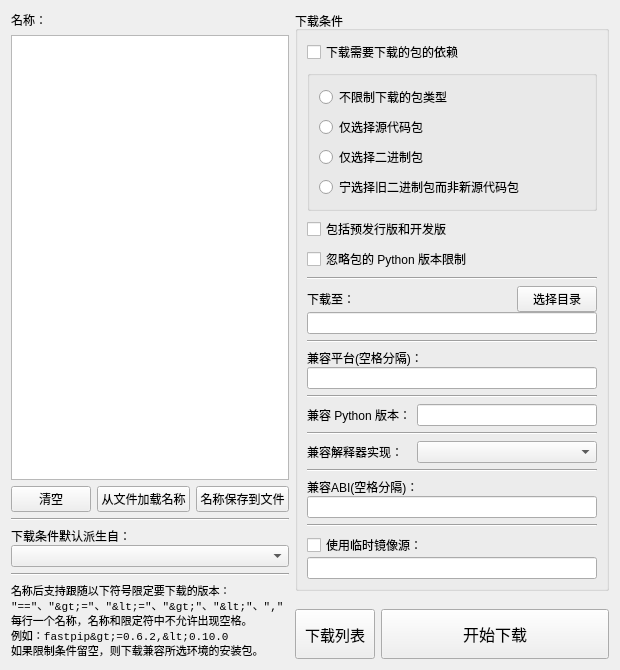
Qt form ui/pkgdload.ui (hrpzcf/AwesomePyKit) before a commit.
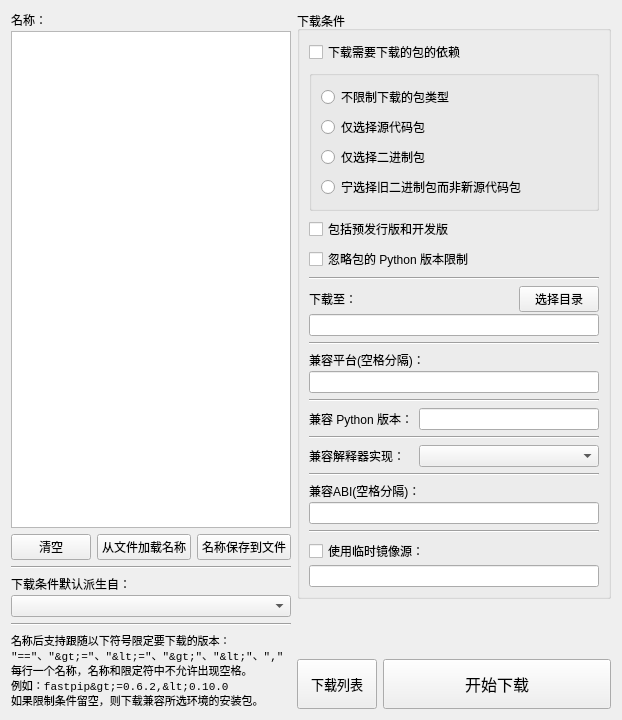
The same form after that commit.

Commit message: 调整<模块安装包下载>界面的显示

The edit to the form file:
```diff
--- a/ui/pkgdload.ui
+++ b/ui/pkgdload.ui
@@ -9,8 +9,8 @@
    <rect>
     <x>0</x>
     <y>0</y>
-    <width>620</width>
-    <height>670</height>
+    <width>622</width>
+    <height>720</height>
    </rect>
   </property>
   <property name="font">
@@ -30,6 +30,9 @@
         <layout class="QVBoxLayout" name="verticalLayout_10">
          <item>
           <layout class="QVBoxLayout" name="verticalLayout_8">
+           <property name="spacing">
+            <number>2</number>
+           </property>
            <item>
             <widget class="QLabel" name="label">
              <property name="toolTip">
@@ -98,7 +101,7 @@
        <item>
         <layout class="QVBoxLayout" name="verticalLayout_9">
          <property name="spacing">
-          <number>0</number>
+          <number>2</number>
          </property>
          <item>
           <widget class="QLabel" name="label_8">
@@ -255,7 +258,7 @@
             <item>
              <layout class="QVBoxLayout" name="verticalLayout_2">
               <property name="spacing">
-               <number>0</number>
+               <number>2</number>
               </property>
               <item>
                <layout class="QHBoxLayout" name="horizontalLayout_5" stretch="9,0">
@@ -303,7 +306,7 @@
             <item>
              <layout class="QVBoxLayout" name="verticalLayout">
               <property name="spacing">
-               <number>0</number>
+               <number>2</number>
               </property>
               <item>
                <widget class="QLabel" name="label_4">
@@ -450,7 +453,7 @@
             <item>
              <layout class="QVBoxLayout" name="verticalLayout_3">
               <property name="spacing">
-               <number>0</number>
+               <number>2</number>
               </property>
               <item>
                <widget class="QLabel" name="label_7">
@@ -484,7 +487,7 @@
             <item>
              <layout class="QVBoxLayout" name="verticalLayout_4">
               <property name="spacing">
-               <number>0</number>
+               <number>2</number>
               </property>
               <item>
                <widget class="QCheckBox" name="cb_use_index_url">
@@ -540,7 +543,7 @@
            <property name="font">
             <font>
              <family>Microsoft YaHei UI</family>
-             <pointsize>11</pointsize>
+             <pointsize>10</pointsize>
             </font>
            </property>
            <property name="text">
```
The commit also changes 1 other file.
